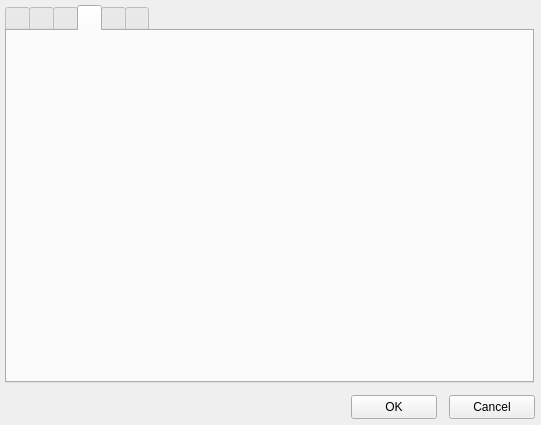
This is ui/sets.ui in Pixelsuft/qemu-launcher as Qt 5 draws it before an edit. The edited form follows.
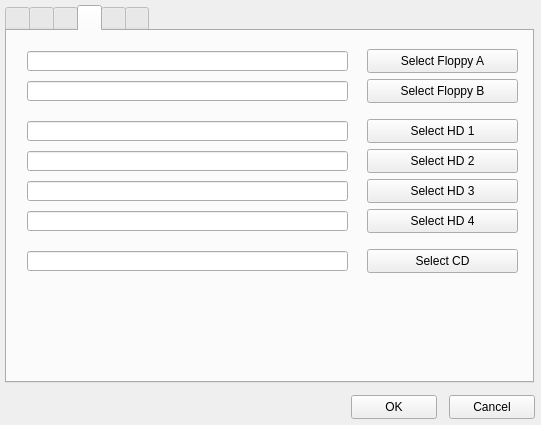
This is the edited form. The open tabs and pages were chosen to show the change. Icons and pictures are not drawn.

Patch:
```diff
--- a/ui/sets.ui
+++ b/ui/sets.ui
@@ -1077,6 +1077,167 @@
      <attribute name="title">
       <string/>
      </attribute>
+     <widget class="QLineEdit" name="fdaEdit">
+      <property name="geometry">
+       <rect>
+        <x>20</x>
+        <y>20</y>
+        <width>321</width>
+        <height>20</height>
+       </rect>
+      </property>
+     </widget>
+     <widget class="QLineEdit" name="fdbEdit">
+      <property name="geometry">
+       <rect>
+        <x>20</x>
+        <y>50</y>
+        <width>321</width>
+        <height>20</height>
+       </rect>
+      </property>
+     </widget>
+     <widget class="QLineEdit" name="hdaEdit">
+      <property name="geometry">
+       <rect>
+        <x>20</x>
+        <y>90</y>
+        <width>321</width>
+        <height>20</height>
+       </rect>
+      </property>
+     </widget>
+     <widget class="QLineEdit" name="hdbEdit">
+      <property name="geometry">
+       <rect>
+        <x>20</x>
+        <y>120</y>
+        <width>321</width>
+        <height>20</height>
+       </rect>
+      </property>
+     </widget>
+     <widget class="QLineEdit" name="hdcEdit">
+      <property name="geometry">
+       <rect>
+        <x>20</x>
+        <y>150</y>
+        <width>321</width>
+        <height>20</height>
+       </rect>
+      </property>
+     </widget>
+     <widget class="QLineEdit" name="hddEdit">
+      <property name="geometry">
+       <rect>
+        <x>20</x>
+        <y>180</y>
+        <width>321</width>
+        <height>20</height>
+       </rect>
+      </property>
+     </widget>
+     <widget class="QLineEdit" name="cdEdit">
+      <property name="geometry">
+       <rect>
+        <x>20</x>
+        <y>220</y>
+        <width>321</width>
+        <height>20</height>
+       </rect>
+      </property>
+     </widget>
+     <widget class="QPushButton" name="fdaButton">
+      <property name="geometry">
+       <rect>
+        <x>360</x>
+        <y>18</y>
+        <width>151</width>
+        <height>24</height>
+       </rect>
+      </property>
+      <property name="text">
+       <string>Select Floppy A</string>
+      </property>
+     </widget>
+     <widget class="QPushButton" name="fdbButton">
+      <property name="geometry">
+       <rect>
+        <x>360</x>
+        <y>48</y>
+        <width>151</width>
+        <height>24</height>
+       </rect>
+      </property>
+      <property name="text">
+       <string>Select Floppy B</string>
+      </property>
+     </widget>
+     <widget class="QPushButton" name="cdButton">
+      <property name="geometry">
+       <rect>
+        <x>360</x>
+        <y>218</y>
+        <width>151</width>
+        <height>24</height>
+       </rect>
+      </property>
+      <property name="text">
+       <string>Select CD</string>
+      </property>
+     </widget>
+     <widget class="QPushButton" name="hddButton">
+      <property name="geometry">
+       <rect>
+        <x>360</x>
+        <y>178</y>
+        <width>151</width>
+        <height>24</height>
+       </rect>
+      </property>
+      <property name="text">
+       <string>Select HD 4</string>
+      </property>
+     </widget>
+     <widget class="QPushButton" name="hdcButton">
+      <property name="geometry">
+       <rect>
+        <x>360</x>
+        <y>148</y>
+        <width>151</width>
+        <height>24</height>
+       </rect>
+      </property>
+      <property name="text">
+       <string>Select HD 3</string>
+      </property>
+     </widget>
+     <widget class="QPushButton" name="hdbButton">
+      <property name="geometry">
+       <rect>
+        <x>360</x>
+        <y>118</y>
+        <width>151</width>
+        <height>24</height>
+       </rect>
+      </property>
+      <property name="text">
+       <string>Select HD 2</string>
+      </property>
+     </widget>
+     <widget class="QPushButton" name="hdaButton">
+      <property name="geometry">
+       <rect>
+        <x>360</x>
+        <y>88</y>
+        <width>151</width>
+        <height>24</height>
+       </rect>
+      </property>
+      <property name="text">
+       <string>Select HD 1</string>
+      </property>
+     </widget>
     </widget>
     <widget class="QWidget" name="input">
      <attribute name="icon">
```
